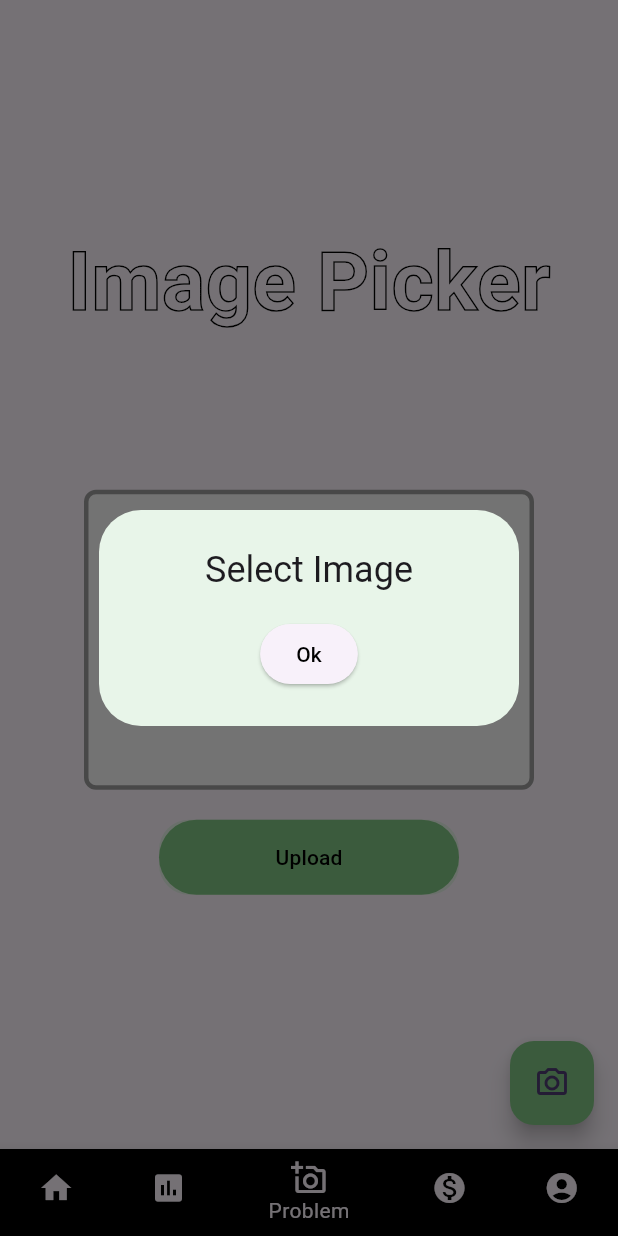
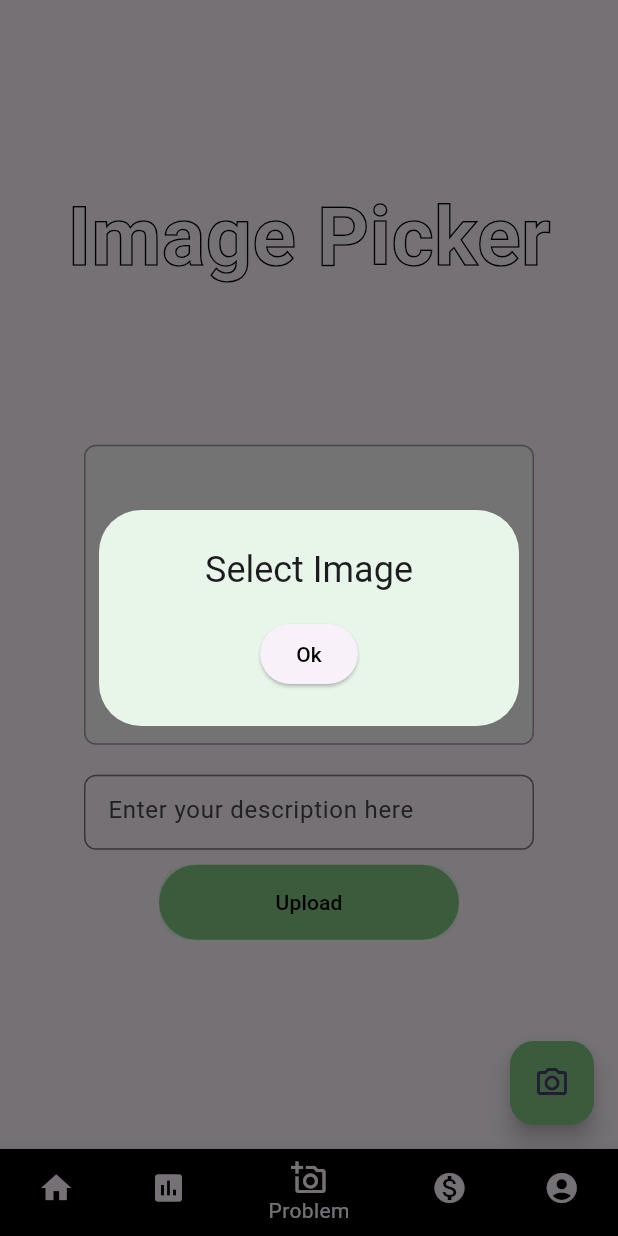
Before and after one commit to Tejoooo/EcoZen, a Flutter app: the PagesService screen opened directly, item 3 of the bottom bar chosen, after a tap on "Upload", on a phone screen of 412 x 824 dp. Run offline on Flutter 3.47's test engine with Material 3 defaults, Android fonts, the phone set to English and light mode, and no system bars; our stand-ins replace carousel_slider, firebase_auth, firebase_core, geolocator, get, google_maps_flutter and 1 more; accounts and stored records are empty; network calls fail; statements that could not run were skipped.

Commit message:
front end changes

```diff
--- a/ecozen/lib/pages/homePage.dart
+++ b/ecozen/lib/pages/homePage.dart
@@ -10,7 +10,7 @@
 }
 
 class _HomePageState extends State<HomePage> {
-  final List<String> images = ['assets/9.png', 'assets/2.jpg', 'assets/7.jpg'];
+  final List<String> images = ['assets/2.jpg', 'assets/2.jpg', 'assets/9.png'];
 
   @override
   Widget build(BuildContext context) {
@@ -45,7 +45,7 @@
                         style: TextStyle(
                           fontSize: 54.0,
                           fontWeight: FontWeight.bold,
-                          color: Colors.white, // Fill color
+                          color: Colors.green[300], // Fill color
                         ),
                         textAlign: TextAlign.left,
                       ),
@@ -54,14 +54,14 @@
               Container(
                 child: ClipRRect(
                   borderRadius: BorderRadius.circular(30.0),
-                  child: Image.asset('assets/1.png'),
+                  child: Image.asset('assets/12.png'),
                 ),
                 decoration: BoxDecoration(
                   borderRadius: BorderRadius.circular(10.0),
                 ),
                 width: 350,
               ),
-              SizedBox(height: 30),
+              // SizedBox(height: 10),
               Padding(
                   padding: const EdgeInsets.all(16.0),
                   child: Stack(
@@ -85,7 +85,48 @@
                         style: TextStyle(
                           fontSize: 54.0,
                           fontWeight: FontWeight.bold,
-                          color: Colors.white, // Fill color
+                          color: Colors.green[300], // Fill color
+                        ),
+                        textAlign: TextAlign.left,
+                      ),
+                    ],
+                  )),
+              Container(
+                child: ClipRRect(
+                  // borderRadius: BorderRadius.circular(30.0),
+                  child: Image.asset('assets/1.png'),
+                ),
+                decoration: BoxDecoration(
+                  borderRadius: BorderRadius.circular(10.0),
+                ),
+                width: 450,
+              ),
+
+              SizedBox(height: 20.0),
+              Padding(
+                  padding: const EdgeInsets.all(16.0),
+                  child: Stack(
+                    children: [
+                      // Text for the border
+                      Text(
+                        'GOALS',
+                        style: TextStyle(
+                          fontSize: 54.0,
+                          fontWeight: FontWeight.bold,
+                          foreground: Paint()
+                            ..style = PaintingStyle.stroke
+                            ..strokeWidth = 1.0
+                            ..color = Colors.black,
+                        ),
+                        textAlign: TextAlign.left,
+                      ),
+                      // Text for the fill
+                      Text(
+                        'GOALS',
+                        style: TextStyle(
+                          fontSize: 54.0,
+                          fontWeight: FontWeight.bold,
+                          color: Colors.green[300], // Fill color
                         ),
                         textAlign: TextAlign.left,
                       ),
--- a/ecozen/lib/pages/post.dart
+++ b/ecozen/lib/pages/post.dart
@@ -57,13 +57,13 @@
       String responseBody = await response.stream.bytesToString();
       Map<String, dynamic> jsonResponse = json.decode(responseBody);
       if (response.statusCode == 201) {
-        SuccessSnackBar(context, 'Image Stored Succesfully');
+        SuccessSnackBar(context, 'Image is successfully classified as Garbage');
         setState(() {
           _pickedImage = null;
         });
       } else {
         ErrorSnackBar(context,
-            'Failed to upload image, Error: ${jsonResponse['message']}');
+            'Looks like Image is Not classified into Garbage change the image');
       }
     } catch (e) {
       ErrorSnackBar(context, e.toString());
@@ -193,7 +193,7 @@
                               padding: EdgeInsets.all(4.0),
                               decoration: BoxDecoration(
                                 shape: BoxShape.circle,
-                                color: Colors.white,
+                                color: Colors.green[200],
                               ),
                               child: Icon(Icons.close, color: Colors.black),
                             ),
@@ -207,7 +207,7 @@
                           decoration: BoxDecoration(
                             border: Border.all(
                               color: Colors.grey,
-                              width: 3.0,
+                              width: 1.0,
                             ),
                             borderRadius: BorderRadius.circular(8.0),
                             color: Colors.grey[50],
@@ -222,6 +222,26 @@
                         ),
                       ),
                 SizedBox(height: 20),
+                Container(
+                  width: 300, // Set the desired width
+                  height: 50, // Set the desired height
+                  child: TextField(
+                    decoration: InputDecoration(
+                      hintText: 'Enter your description here',
+
+                      // Customize other properties if needed
+                      border: OutlineInputBorder(
+                        borderSide: BorderSide(
+                          color: Colors.blue, // Set the border color
+                          width: 2.0, // Set the border width
+                        ),
+                        borderRadius: BorderRadius.all(
+                            Radius.circular(8.0)), // Set the border radius
+                      ),
+                    ),
+                  ),
+                ),
+                SizedBox(height: 10),
                 Container(
                   width: 200.0, // Adjust the width as needed
                   height: 50.0, // Adjust the height as needed
```
Also changed, not shown: ecozen/lib/controllers/carousel.dart (+7 -8 lines), ecozen/lib/pages/account.dart (+10 -5 lines), ecozen/lib/pages/authPage.dart (+13 -7 lines), ecozen/lib/pages/heatmaps.dart (+12 -2 lines), ecozen/lib/pages/zencoins.dart (+39 -8 lines), ecozen/assets/10-removebg-preview.png (added), ecozen/assets/10.png (added), ecozen/assets/11.jpg (added), ecozen/assets/12.png (added), ecozen/assets/5215764.jpg (added), ecozen/flutter_01.png (added).
